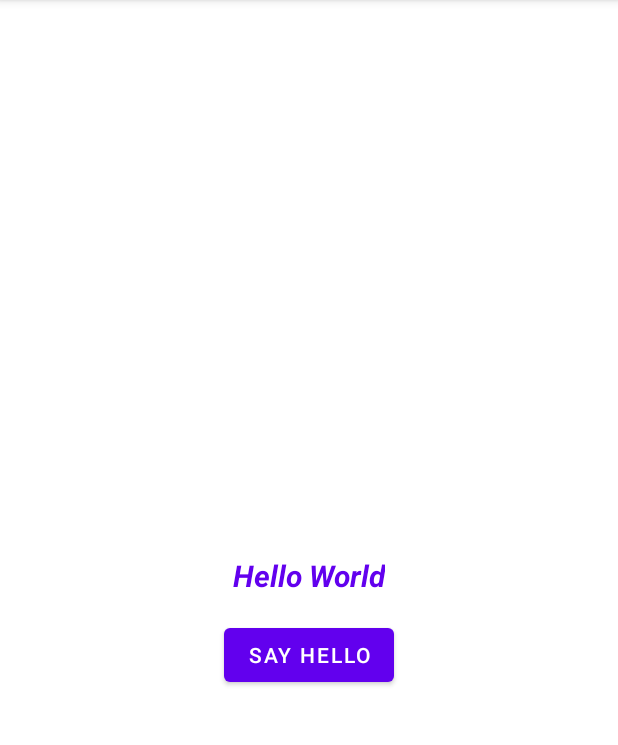
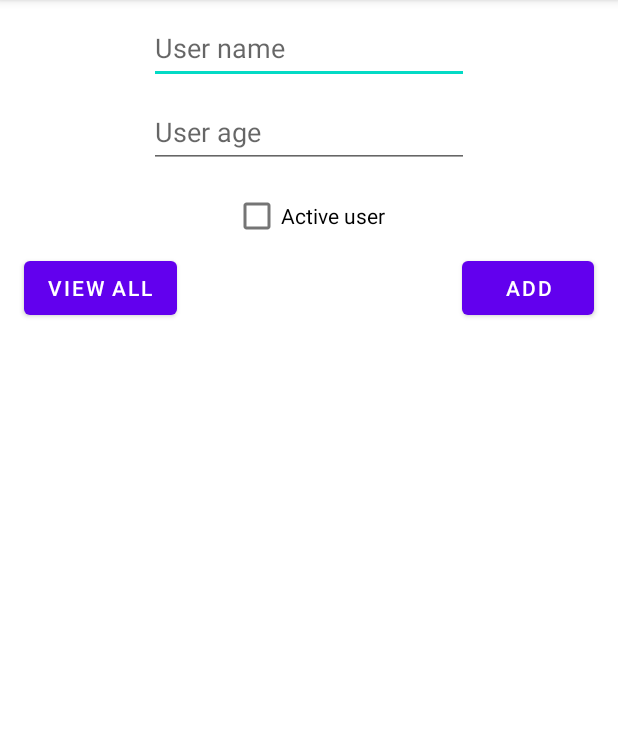
Before and after one commit to Brett-Constantinoff/Android_example, an Android app: the screen it shows after launch (MainActivity), on a phone screen of 412 x 824 dp, the part 84-829 px from its top. Run offline under Robolectric (Android 15) with nearby library versions, the phone set to English and light mode, and no system bars.

Commit message:
adds the basic UI design

```diff
--- a/app/src/main/java/com/example/android_example/MainActivity.java
+++ b/app/src/main/java/com/example/android_example/MainActivity.java
@@ -14,10 +14,4 @@ public class MainActivity extends AppCompatActivity {
         super.onCreate(savedInstanceState);
         setContentView(R.layout.activity_main); //relates to the activity_main.xml
     }
-
-    public void onHelloBtnClicked(View view){
-        TextView welcome_txt = findViewById(R.id.txtWelcome);
-        welcome_txt.setText("Hello again");
-    }
-
 }
--- a/app/src/main/res/layout/activity_main.xml
+++ b/app/src/main/res/layout/activity_main.xml
@@ -1,28 +1,72 @@
 <?xml version="1.0" encoding="utf-8"?>
-<RelativeLayout xmlns:android="http://schemas.android.com/apk/res/android"
+<androidx.constraintlayout.widget.ConstraintLayout xmlns:android="http://schemas.android.com/apk/res/android"
     xmlns:app="http://schemas.android.com/apk/res-auto"
     xmlns:tools="http://schemas.android.com/tools"
     android:layout_width="match_parent"
     android:layout_height="match_parent"
     tools:context=".MainActivity">
 
-    <TextView
+    <EditText
+        android:id="@+id/edit_name"
         android:layout_width="wrap_content"
         android:layout_height="wrap_content"
-        android:text="Hello World"
-        android:layout_centerInParent="true"
-        android:textSize="20sp"
-        android:textStyle="italic|bold"
-        android:textColor="@color/design_default_color_primary"
-        android:id="@+id/txtWelcome"/>
+        android:layout_marginTop="8dp"
+        android:ems="10"
+        android:hint="@string/UserName"
+        android:inputType="textPersonName"
+        android:minHeight="48dp"
+        app:layout_constraintEnd_toEndOf="parent"
+        app:layout_constraintStart_toStartOf="parent"
+        app:layout_constraintTop_toTopOf="parent" />
+
+    <EditText
+        android:id="@+id/edit_age"
+        android:layout_width="wrap_content"
+        android:layout_height="wrap_content"
+        android:layout_marginTop="8dp"
+        android:ems="10"
+        android:hint="@string/UserAge"
+        android:inputType="number"
+        android:minHeight="48dp"
+        app:layout_constraintEnd_toEndOf="parent"
+        app:layout_constraintStart_toStartOf="parent"
+        app:layout_constraintTop_toBottomOf="@+id/edit_name" />
+
+    <CheckBox
+        android:id="@+id/is_active"
+        android:layout_width="wrap_content"
+        android:layout_height="wrap_content"
+        android:layout_marginTop="8dp"
+        android:text="@string/ActiveUser"
+        app:layout_constraintEnd_toEndOf="parent"
+        app:layout_constraintStart_toStartOf="parent"
+        app:layout_constraintTop_toBottomOf="@+id/edit_age" />
 
     <Button
+        android:id="@+id/btn_view_all"
         android:layout_width="wrap_content"
         android:layout_height="wrap_content"
-        android:text="Say Hello"
-        android:layout_centerHorizontal="true"
-        android:layout_marginTop="15dp"
-        android:layout_below="@id/txtWelcome"
-        android:onClick="onHelloBtnClicked"/>
+        android:layout_marginStart="16dp"
+        android:text="@string/ViewAll"
+        app:layout_constraintStart_toStartOf="parent"
+        app:layout_constraintTop_toBottomOf="@+id/is_active" />
 
-</RelativeLayout>
+    <Button
+        android:id="@+id/btn_add"
+        android:layout_width="wrap_content"
+        android:layout_height="wrap_content"
+        android:layout_marginEnd="16dp"
+        android:text="@string/Add"
+        app:layout_constraintEnd_toEndOf="parent"
+        app:layout_constraintTop_toTopOf="@+id/btn_view_all" />
+
+    <ListView
+        android:id="@+id/lview_customer_list"
+        android:layout_width="358dp"
+        android:layout_height="425dp"
+        app:layout_constraintBottom_toBottomOf="parent"
+        app:layout_constraintEnd_toEndOf="parent"
+        app:layout_constraintStart_toStartOf="parent"
+        app:layout_constraintTop_toBottomOf="@+id/btn_view_all" />
+
+</androidx.constraintlayout.widget.ConstraintLayout>
--- a/app/src/main/res/values/strings.xml
+++ b/app/src/main/res/values/strings.xml
@@ -1,3 +1,8 @@
 <resources>
     <string name="app_name">Android_example</string>
+    <string name="UserName">User name</string>
+    <string name="UserAge">User age</string>
+    <string name="ActiveUser">Active user</string>
+    <string name="ViewAll">View all</string>
+    <string name="Add">Add</string>
 </resources>
```
